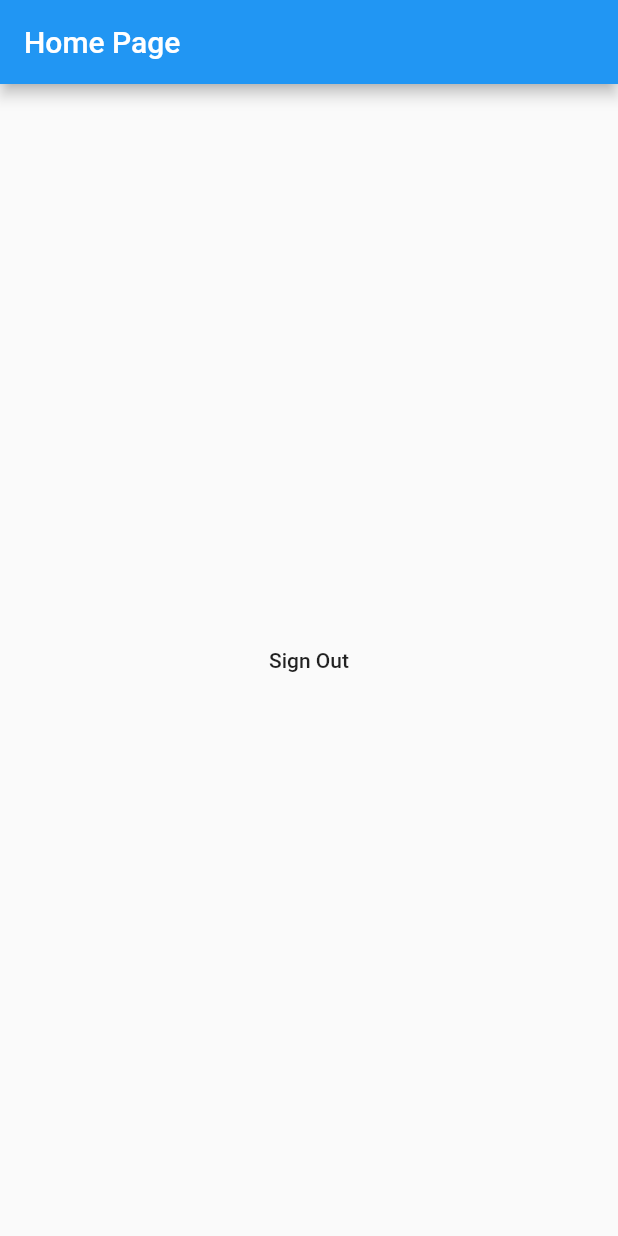
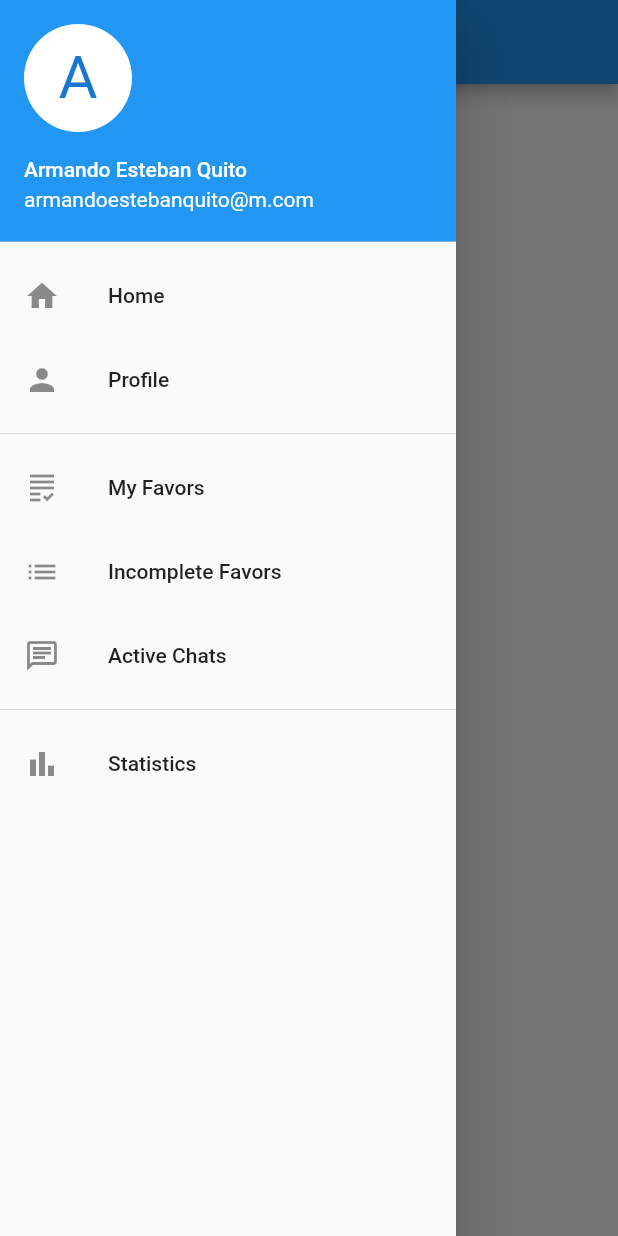
Before and after one commit to casa98/UniFavores-Flutter, a Flutter app: the screen it shows once a user with an empty profile is signed in, with the side drawer open (before the commit the screen has no drawer), on a phone screen of 412 x 824 dp. Run offline on Flutter 3.47's test engine with Material 2 defaults, Android fonts, the phone set to English and light mode, and no system bars; our stand-ins replace firebase_auth, firebase_core; accounts and stored records are empty.

Commit message:
Add Drawer and Navigation

```diff
--- a/lib/main.dart
+++ b/lib/main.dart
@@ -1,5 +1,10 @@
+import 'package:auth/screens/active_chats.dart';
 import 'package:auth/screens/home_page.dart';
+import 'package:auth/screens/incomplete_favors.dart';
 import 'package:auth/screens/login_page.dart';
+import 'package:auth/screens/my_favors.dart';
+import 'package:auth/screens/profile.dart';
+import 'package:auth/screens/statistics.dart';
 import 'package:firebase_auth/firebase_auth.dart';
 import 'package:flutter/material.dart';
 import 'package:firebase_core/firebase_core.dart';
@@ -13,7 +18,16 @@ class MyApp extends StatelessWidget {
   @override
   Widget build(BuildContext context) {
     return MaterialApp(
-      home: LandingPage(),
+      initialRoute: '/',
+      routes: {
+        '/': (context) => LandingPage(),
+        '/home': (context) => HomePage(),
+        '/profile': (context) => Profile(),
+        '/myFavors': (context) => MyFavors(),
+        '/incompleteFavors': (context) => IncompleteFavors(),
+        '/activeChats': (context) => ActiveChats(),
+        '/statistics': (context) => Statistics(),
+      },
     );
   }
 }
--- /dev/null
+++ b/lib/screens/active_chats.dart
@@ -0,0 +1,15 @@
+import 'package:flutter/material.dart';
+
+class ActiveChats extends StatelessWidget {
+  @override
+  Widget build(BuildContext context) {
+    return Scaffold(
+      appBar: AppBar(
+        title: Text('Chats'),
+      ),
+      body: Center(
+        child: Text('Active Chats'),
+      ),
+    );
+  }
+}
--- a/lib/screens/home_page.dart
+++ b/lib/screens/home_page.dart
@@ -1,5 +1,5 @@
+import 'package:auth/widgets/drawer.dart';
 import 'package:flutter/material.dart';
-import 'package:firebase_auth/firebase_auth.dart';
 
 class HomePage extends StatefulWidget {
   @override
@@ -13,14 +13,7 @@ class _HomePageState extends State<HomePage> {
       appBar: AppBar(
         title: Text('Home Page'),
       ),
-      body: Center(
-        child: MaterialButton(
-          onPressed: () async {
-            FirebaseAuth.instance.signOut();
-          },
-          child: Text('Sign Out'),
-        ),
-      ),
+      drawer: AppDrawer(),
     );
   }
 }
--- /dev/null
+++ b/lib/screens/incomplete_favors.dart
@@ -0,0 +1,15 @@
+import 'package:flutter/material.dart';
+
+class IncompleteFavors extends StatelessWidget {
+  @override
+  Widget build(BuildContext context) {
+    return Scaffold(
+      appBar: AppBar(
+        title: Text('Incomplete Favors'),
+      ),
+      body: Center(
+        child: Text('Incomplete Favors'),
+      ),
+    );
+  }
+}
--- /dev/null
+++ b/lib/screens/my_favors.dart
@@ -0,0 +1,15 @@
+import 'package:flutter/material.dart';
+
+class MyFavors extends StatelessWidget {
+  @override
+  Widget build(BuildContext context) {
+    return Scaffold(
+      appBar: AppBar(
+        title: Text('My Favors'),
+      ),
+      body: Center(
+        child: Text('My Favors'),
+      ),
+    );
+  }
+}
--- /dev/null
+++ b/lib/screens/statistics.dart
@@ -0,0 +1,15 @@
+import 'package:flutter/material.dart';
+
+class Statistics extends StatelessWidget {
+  @override
+  Widget build(BuildContext context) {
+    return Scaffold(
+      appBar: AppBar(
+        title: Text('Statistics'),
+      ),
+      body: Center(
+        child: Text('Statistics'),
+      ),
+    );
+  }
+}
--- /dev/null
+++ b/lib/widgets/drawer.dart
@@ -0,0 +1,91 @@
+import 'package:flutter/foundation.dart';
+import 'package:flutter/material.dart';
+
+class AppDrawer extends StatelessWidget {
+  @override
+  Widget build(BuildContext context) {
+    return Drawer(
+      child: ListView(
+        // Important: Remove any padding from the ListView.
+        padding: EdgeInsets.zero,
+        children: <Widget>[
+          _createHeader(),
+          ListTile(
+            title: Text('Home'),
+            onTap: () {
+              Navigator.pop(context);
+            },
+            leading: Icon(Icons.home),
+          ),
+          ListTile(
+            title: Text('Profile'),
+            onTap: () {
+              Navigator.pop(context);
+              Navigator.pushNamed(context, '/profile');
+            },
+            leading: Icon(Icons.person),
+          ),
+          Divider(),
+          ListTile(
+            title: Text('My Favors'),
+            onTap: () {
+              Navigator.pop(context);
+              Navigator.pushNamed(context, '/myFavors');
+            },
+            leading: Icon(Icons.grading),
+          ),
+          ListTile(
+            title: Text('Incomplete Favors'),
+            onTap: () {
+              Navigator.pop(context);
+              Navigator.pushNamed(context, '/incompleteFavors');
+            },
+            leading: Icon(Icons.list),
+          ),
+          ListTile(
+            title: Text('Active Chats'),
+            onTap: () {
+              Navigator.pop(context);
+              Navigator.pushNamed(context, '/activeChats');
+            },
+            leading: Icon(Icons.chat_outlined),
+          ),
+          Divider(),
+          ListTile(
+            title: Text('Statistics'),
+            onTap: () {
+              Navigator.pop(context);
+              Navigator.pushNamed(context, '/statistics');
+            },
+            leading: Icon(Icons.bar_chart),
+          ),
+        ],
+      ),
+    );
+  }
+}
+
+Widget _createHeader() {
+  return UserAccountsDrawerHeader(
+    accountName: Text("Armando Esteban Quito"),
+    accountEmail: Text("armandoestebanquito@m.com"),
+    currentAccountPicture: CircleAvatar(
+      backgroundColor: defaultTargetPlatform == TargetPlatform.iOS
+          ? Colors.blue
+          : Colors.white,
+      child: Text(
+        "A",
+        style: TextStyle(fontSize: 40.0),
+      ),
+    ),
+  );
+}
+
+Widget _createDrawerItem(
+    {IconData icon, String text, GestureTapCallback onTap}) {
+  return ListTile(
+    title: Text(text),
+    leading: Icon(icon),
+    onTap: onTap,
+  );
+}
```
Also changed, not shown: lib/screens/profile.dart (added, +22 -0 lines).
